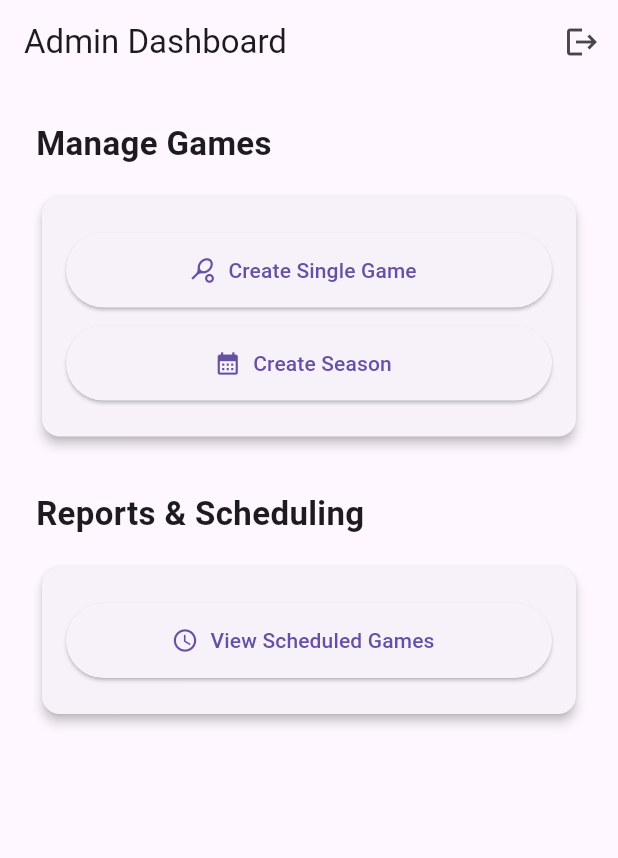
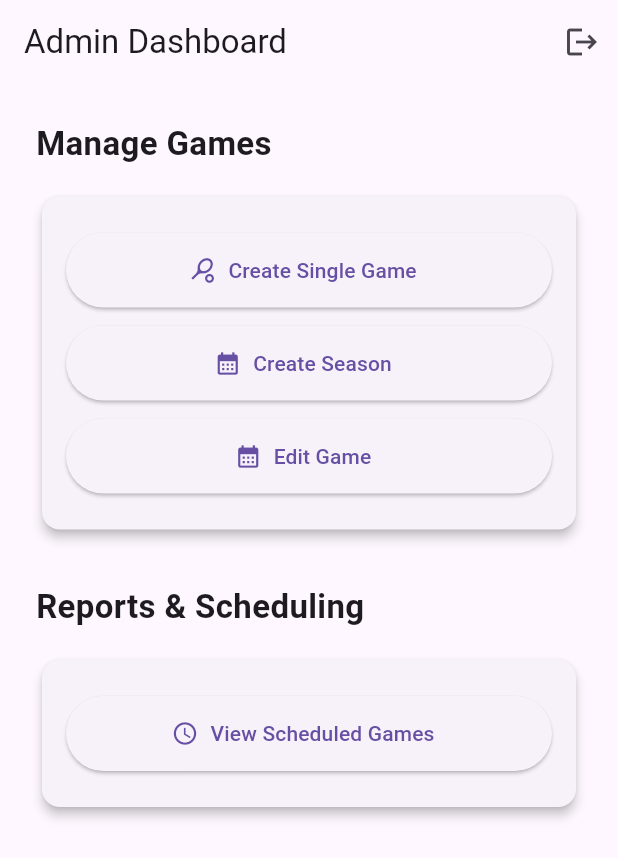
Before and after one commit to Cole-Brito/ENG4001, a Flutter app: the AdminDashboard screen opened directly, on a phone screen of 412 x 824 dp. Shown: the top 858 px of the screen. Run offline on Flutter 3.47's test engine with Material 3 defaults, Android fonts, the phone set to English and light mode, and no system bars.

Commit message:
Admin dash update

```diff
--- a/lib/admin_dashboard.dart
+++ b/lib/admin_dashboard.dart
@@ -87,6 +87,23 @@ class AdminDashboard extends StatelessWidget {
                         );
                       },
                     ),
+                    // Button to edit game -- TODO: Change where the button navigates to!!
+                    const SizedBox(height: 12),
+                    ElevatedButton.icon(
+                      icon: const Icon(Icons.calendar_month),
+                      label: const Text('Edit Game'),
+                      style: ElevatedButton.styleFrom(
+                        minimumSize: const Size.fromHeight(50),
+                      ),
+                      onPressed: () {
+                        Navigator.push(
+                          context,
+                          MaterialPageRoute(
+                            builder: (context) => const CreateSeasonScreen(),
+                          ),
+                        );
+                      },
+                    ),
                   ],
                 ),
               ),
--- a/lib/models/game.dart
+++ b/lib/models/game.dart
@@ -16,6 +16,7 @@ class Game {
   final List<User> queue;
   final List<List<User>> matches;
   final List<List<User>> waitingGroups;
+  // This will be used if we can have a map of the courts -- i.e. the admin will be able to assgin the courts numbers
   // int = court number
   final Map<int, Match> activeMatches;
 
```
